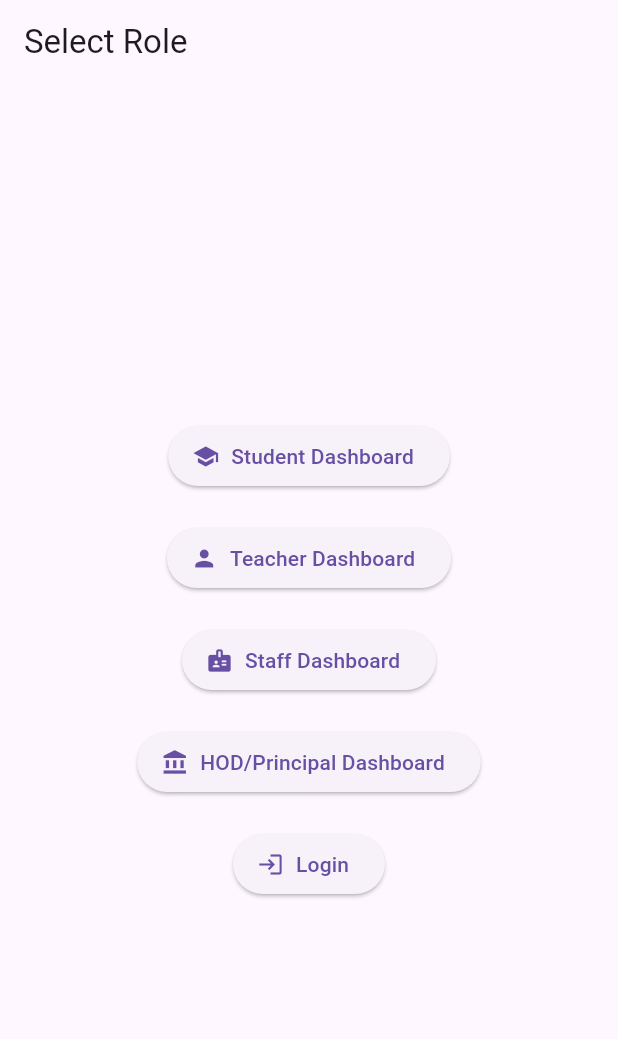
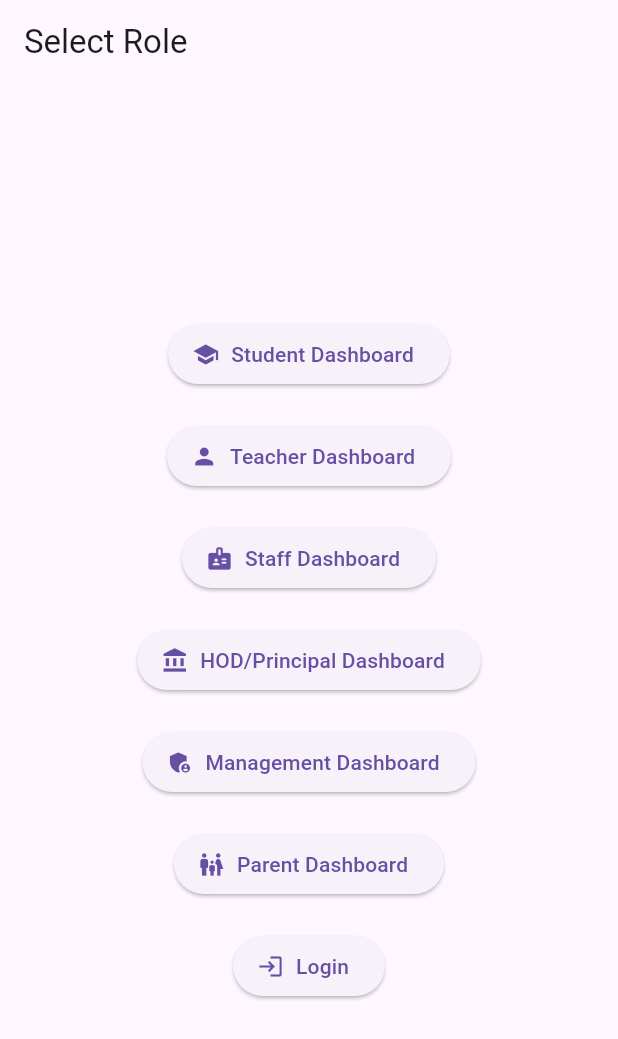
Before and after one commit to tejuxx76/schoolappproject, a Flutter app: the screen it shows after launch, on a phone screen of 412 x 824 dp. Shown: the top 1039 px of the screen. Run offline on Flutter 3.47's test engine with Material 3 defaults, Android fonts, the light colour scheme and no system bars; our stand-ins replace shared_preferences.

Commit message:
Update main.dart

```diff
--- a/lib/main.dart
+++ b/lib/main.dart
@@ -4,6 +4,8 @@ import 'teacher_page.dart';
 import 'staff_page.dart';
 import 'hod_principal_page.dart';
 import 'login_page.dart';
+import 'management_page.dart';
+import 'parent_page.dart';
 
 void main() {
   runApp(const MyApp());
@@ -35,6 +37,7 @@ class RoleSelector extends StatelessWidget {
         title: const Text('Select Role'),
       ),
       body: Center(
+        child: SingleChildScrollView(
           child: Column(
             mainAxisAlignment: MainAxisAlignment.center,
             children: [
@@ -83,6 +86,28 @@ class RoleSelector extends StatelessWidget {
               ),
               const SizedBox(height: 20),
               ElevatedButton.icon(
+                icon: const Icon(Icons.admin_panel_settings),
+                label: const Text("Management Dashboard"),
+                onPressed: () {
+                  Navigator.push(
+                    context,
+                    MaterialPageRoute(builder: (_) => const ManagementPage()),
+                  );
+                },
+              ),
+              const SizedBox(height: 20),
+              ElevatedButton.icon(
+                icon: const Icon(Icons.family_restroom),
+                label: const Text("Parent Dashboard"),
+                onPressed: () {
+                  Navigator.push(
+                    context,
+                    MaterialPageRoute(builder: (_) => const ParentPage()),
+                  );
+                },
+              ),
+              const SizedBox(height: 20),
+              ElevatedButton.icon(
                 icon: const Icon(Icons.login),
                 label: const Text("Login"),
                 onPressed: () {
@@ -95,6 +120,7 @@ class RoleSelector extends StatelessWidget {
             ],
           ),
         ),
+      ),
     );
   }
 }
```
Lines whose indentation alone changed are shown as unchanged.
